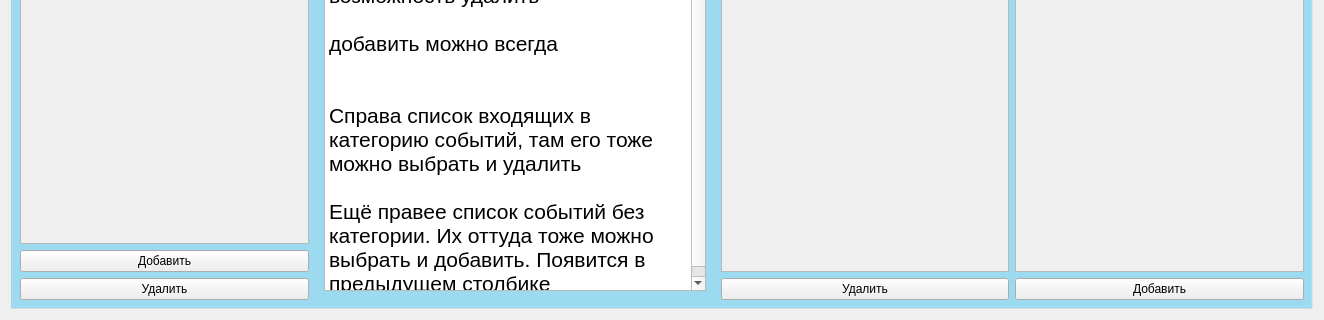
The window that ui/admin/AdminEditMenuWidget.ui (xamlo721/SecurityHelper) describes before a commit, drawn with Qt 5; both pictures show x 0 to 1324 and y 336 to 656 of the 1324 by 656 pixel window.
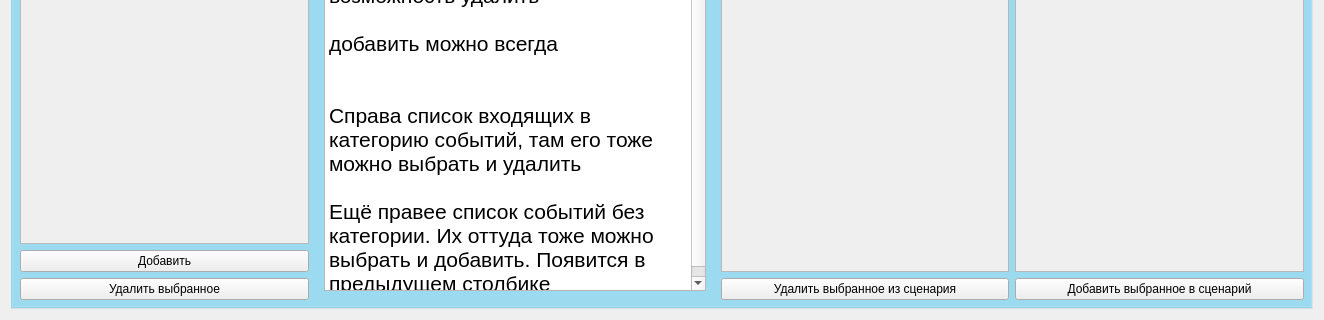
The same window after the commit. The open tabs and pages were chosen to show the change.

Patch:
```diff
--- a/ui/admin/AdminEditMenuWidget.ui
+++ b/ui/admin/AdminEditMenuWidget.ui
@@ -594,7 +594,7 @@
          <item>
           <widget class="QPushButton" name="pushButton_deleteScenario">
            <property name="text">
-            <string>Удалить</string>
+            <string>Удалить выбранное</string>
            </property>
           </widget>
          </item>
@@ -678,7 +678,7 @@
          <item>
           <widget class="QPushButton" name="pushButton_removeInScenarioIncident">
            <property name="text">
-            <string>Удалить</string>
+            <string>Удалить выбранное из сценария</string>
            </property>
           </widget>
          </item>
@@ -722,7 +722,7 @@
          <item>
           <widget class="QPushButton" name="pushButton_addInScenarioIncident">
            <property name="text">
-            <string>Добавить</string>
+            <string>Добавить выбранное в сценарий</string>
            </property>
           </widget>
          </item>
```
Left out of the diff: 56 changed lines with no effect on the pictures.
